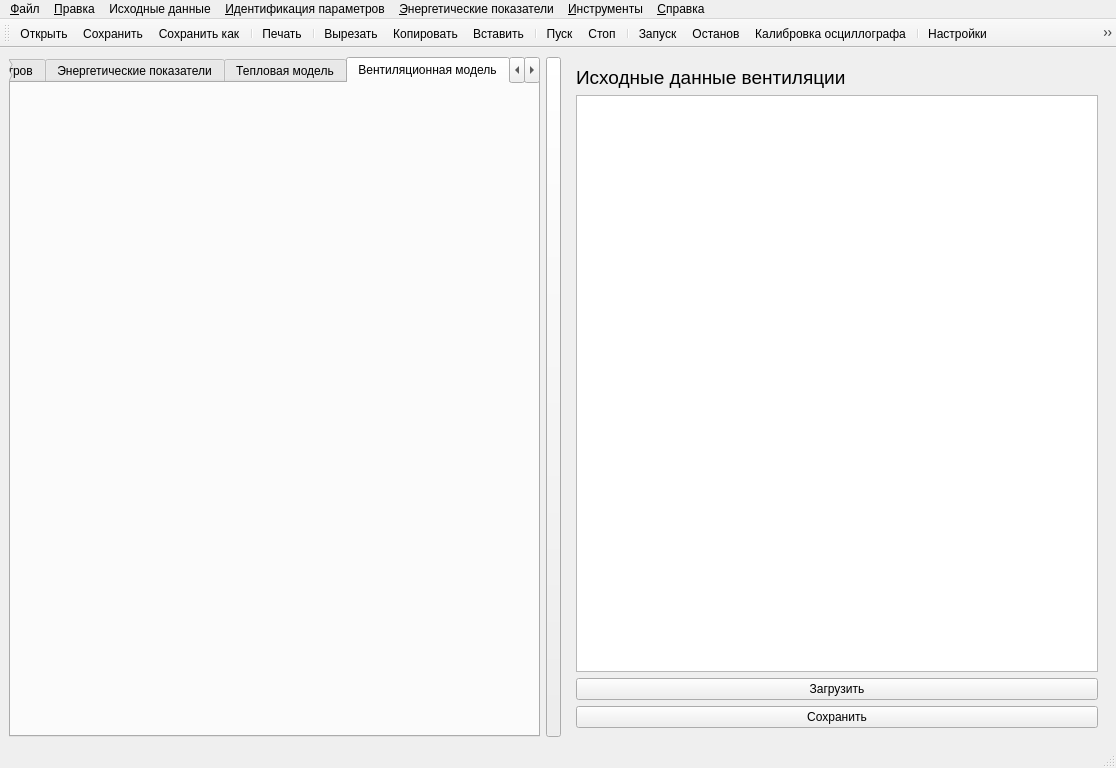
Old version of the form ImView/mainwindow.ui in the repository Ivanos121/ImView.
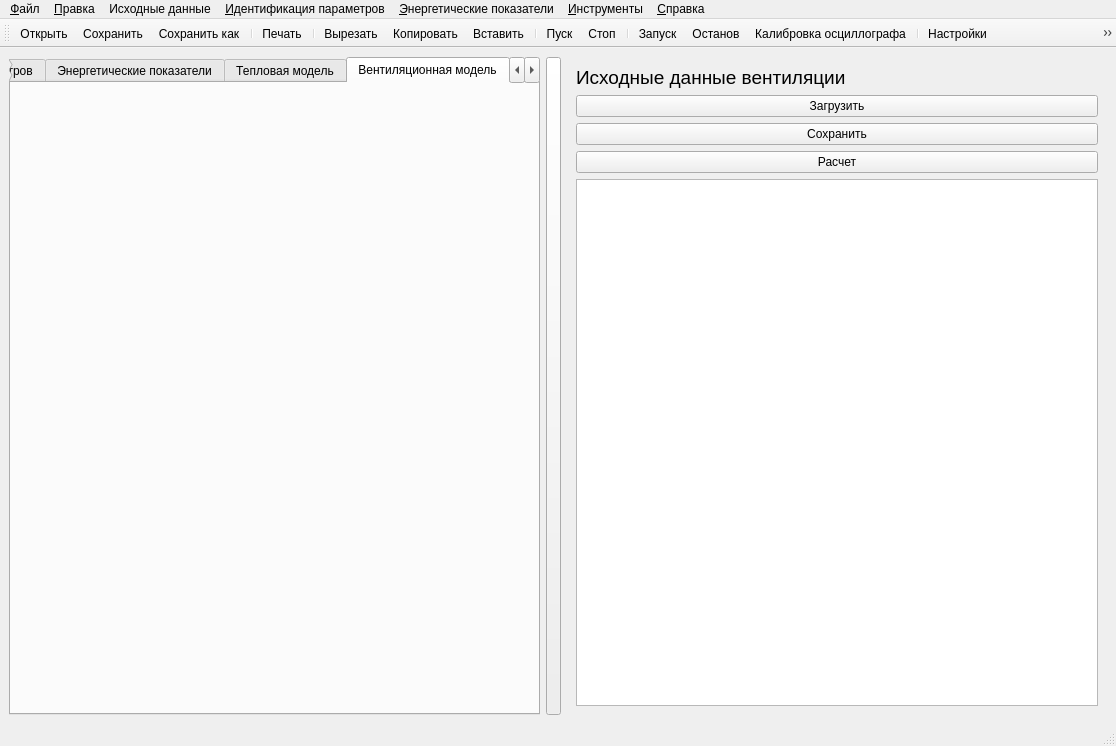
New version of the form. The open tabs and pages were chosen to show the change. Icons and pictures are not drawn. Custom widgets are drawn as their Qt base class.

The edit to the form file:
```diff
--- a/ImView/mainwindow.ui
+++ b/ImView/mainwindow.ui
@@ -7,7 +7,7 @@
     <x>0</x>
     <y>0</y>
     <width>1116</width>
-    <height>768</height>
+    <height>746</height>
    </rect>
   </property>
   <property name="windowTitle">
@@ -1020,8 +1020,19 @@
       </widget>
       <widget class="QWidget" name="page_10">
        <layout class="QGridLayout" name="gridLayout_11">
+        <item row="2" column="0">
+         <widget class="QPushButton" name="save_Vent_dannie">
+          <property name="text">
+           <string>Сохранить</string>
+          </property>
+         </widget>
+        </item>
         <item row="1" column="0">
-         <widget class="QTableWidget" name="tableWidget_7"/>
+         <widget class="QPushButton" name="load_Vent_dannie">
+          <property name="text">
+           <string>Загрузить</string>
+          </property>
+         </widget>
         </item>
         <item row="0" column="0">
          <widget class="QLabel" name="label_8">
@@ -1030,17 +1041,17 @@
           </property>
          </widget>
         </item>
-        <item row="2" column="0">
-         <widget class="QPushButton" name="pushButton_3">
+        <item row="3" column="0">
+         <widget class="QPushButton" name="vent_result">
           <property name="text">
-           <string>Загрузить</string>
+           <string>Расчет</string>
           </property>
          </widget>
         </item>
-        <item row="3" column="0">
-         <widget class="QPushButton" name="pushButton_6">
-          <property name="text">
-           <string>Сохранить</string>
+        <item row="4" column="0">
+         <widget class="QTableWidget" name="tableWidget_7">
+          <property name="alternatingRowColors">
+           <bool>true</bool>
           </property>
          </widget>
         </item>
```
Left out of the diff: 4 changed lines with no effect on the pictures.
